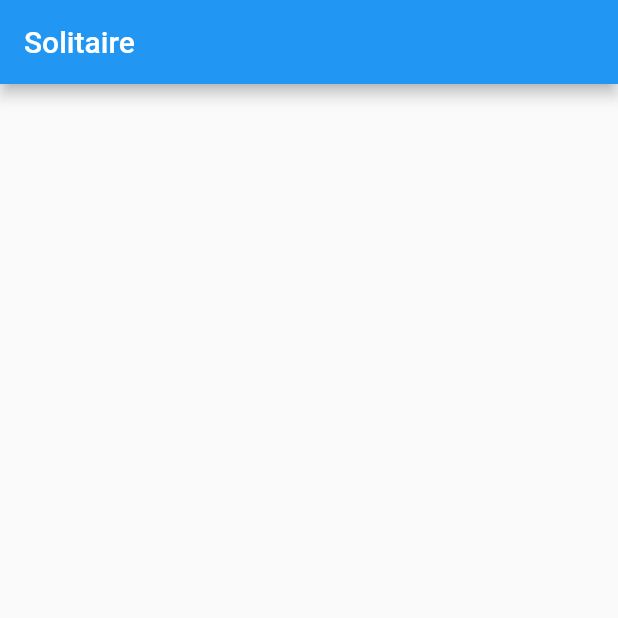
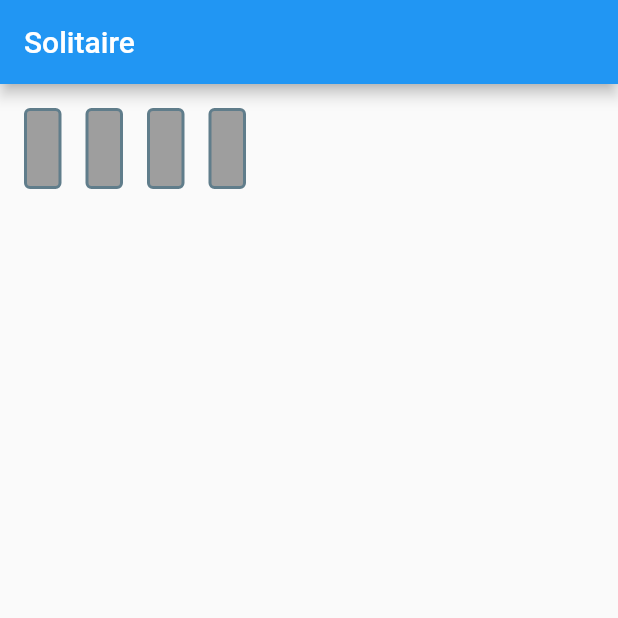
Before and after one commit to HeroicMastodon/af_games, a Flutter app: the screen it shows after launch, on a phone screen of 412 x 824 dp, the top half of it. Run offline on Flutter 3.47's test engine with Material 2 defaults, Android fonts, the phone set to English and light mode, and no system bars; our stand-ins replace flutter_hooks, freezed_annotation, get_it, tuple; missing offline and left inert: get_it_hooks; statements that could not run were skipped.

Commit message:
Targets area widget

```diff
--- a/lib/solitaire/ui/board.dart
+++ b/lib/solitaire/ui/board.dart
@@ -1,3 +1,4 @@
+import 'package:af_games/solitaire/ui/deck.dart';
 import 'package:af_games/solitaire/ui/pile.dart';
 import 'package:af_games/solitaire/ui/stack.dart';
 import 'package:af_games/solitaire/ui/target_area.dart';
@@ -16,14 +17,17 @@ class Board extends HookWidget {
             TargetsArea(),
             Spacer(),
             PileWidget(),
-            TargetsArea(),
+            DeckWidget(),
           ],
         ),
-        Row(
-          children: [
-            for (var i = 0; i < 7; i++)
-              StackWidget(i),
-          ],
+        Padding(
+          padding: const EdgeInsets.only(left: 8.0),
+          child: Row(
+            children: [
+              for (var i = 0; i < 7; i++)
+                StackWidget(i),
+            ],
+          ),
         ),
       ],
     );
--- a/lib/solitaire/ui/card.dart
+++ b/lib/solitaire/ui/card.dart
@@ -1,6 +1,9 @@
 import 'package:af_games/solitaire/models/playing_card/playing_card.dart';
 import 'package:flutter/material.dart';
 import 'package:flutter_hooks/flutter_hooks.dart';
+
+const cardHeight = 54.0;
+const cardWidth = 25.0;
 
 class PlayingCardWidget extends HookWidget {
   const PlayingCardWidget(
@@ -31,8 +34,8 @@ class PlayingCardWidget extends HookWidget {
             Radius.circular(4),
           ),
         ),
-        height: 54,
-        width: 25,
+        height: cardHeight,
+        width: cardWidth,
         child: card.state.when(
           up: () => _CardFace(card),
           down: () => const _CardBack(),
--- a/lib/solitaire/ui/stack.dart
+++ b/lib/solitaire/ui/stack.dart
@@ -16,9 +16,11 @@ class StackWidget extends HookWidget {
 
     const offset = 15.0;
 
-    return SizedBox(
+    return Padding(
+      padding: const EdgeInsets.all(8.0),
+      child: SizedBox(
         height: 300,
-      width: 50,
+        width: cardWidth,
         child: Stack(
           children: [
             for (var i = 0; i < cards.length; i++)
@@ -32,6 +34,7 @@ class StackWidget extends HookWidget {
               ),
           ],
         ),
+      ),
     );
   }
 }
--- a/lib/solitaire/ui/target_area.dart
+++ b/lib/solitaire/ui/target_area.dart
@@ -8,10 +8,13 @@ class TargetsArea extends HookWidget {
 
   @override
   Widget build(BuildContext context) {
-    return Row(
+    return Container(
+      padding: const EdgeInsets.all(8),
+      child: Row(
         children: [
           for (var i = 0; i < 4; i++) TargetWidget(i),
         ],
+      ),
     );
   }
 }
@@ -26,12 +29,23 @@ class TargetWidget extends HookWidget {
     final store = inject<SolitaireStore>();
     final state = useValueListenable(store.state.targets.elementAt(index));
 
-    return state.cards.isNotEmpty
+    return Container(
+      padding: const EdgeInsets.all(8),
+      child: state.cards.isNotEmpty
           ? PlayingCardWidget(
               state.cards.last,
               onDoubleTapped: (card) {},
               onTapped: (card) {},
             )
-        : const SizedBox.shrink();
+          : Container(
+        height: cardHeight,
+        width: cardWidth,
+        decoration: BoxDecoration(
+          borderRadius: const BorderRadius.all(Radius.circular(4)),
+          border: Border.all(color: Colors.blueGrey, width: 2),
+          color: Colors.grey,
+        ),
+      ),
+    );
   }
 }
```
Lines whose indentation alone changed are shown as unchanged.
